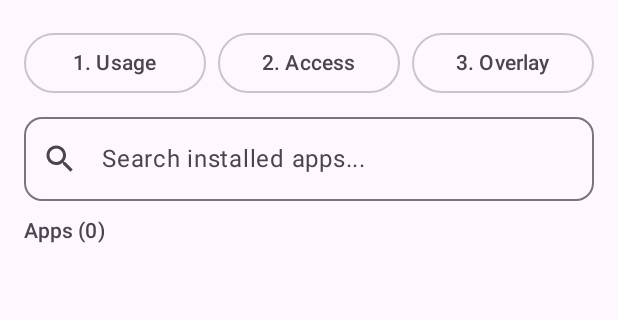
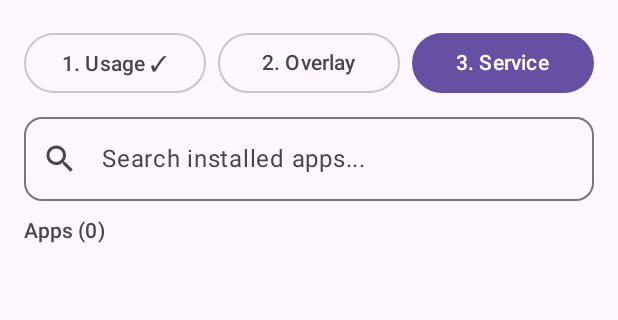
Before and after one commit to panthsolanki/FocusGuard, an Android app built with Jetpack Compose: the screen it shows after launch (MainActivity), on a phone screen of 412 x 824 dp, the part 69-389 px from its top. Run offline under Robolectric (Android 15) with nearby library versions, the phone set to English and light mode, and no system bars; our stand-ins replace Room's generated code.

Commit message:
chore: FOREGROUND_SERVICE permission added

```diff
--- a/app/src/main/java/com/focusguard/blocker/ui/MainActivity.kt
+++ b/app/src/main/java/com/focusguard/blocker/ui/MainActivity.kt
@@ -1,10 +1,12 @@
 package com.focusguard.blocker.ui
 
+import android.app.AppOpsManager
 import android.content.Context
 import android.content.Intent
 import android.content.pm.PackageManager
 import android.graphics.drawable.Drawable
 import android.net.Uri
+import android.os.Build
 import android.os.Bundle
 import android.provider.Settings
 import androidx.activity.ComponentActivity
@@ -30,7 +32,11 @@ import androidx.compose.ui.text.font.FontWeight
 import androidx.compose.ui.text.style.TextOverflow
 import androidx.compose.ui.unit.dp
 import androidx.core.graphics.drawable.toBitmap
+import androidx.lifecycle.Lifecycle
+import androidx.lifecycle.LifecycleEventObserver
+import androidx.lifecycle.compose.LocalLifecycleOwner
 import com.focusguard.blocker.data.*
+import com.focusguard.blocker.service.AppBlockerService
 import kotlinx.coroutines.Dispatchers
 import kotlinx.coroutines.launch
 import kotlinx.coroutines.withContext
@@ -56,9 +62,29 @@ class MainActivity : ComponentActivity() {
 @Composable
 fun FocusGuardScreen() {
     val context = LocalContext.current
+    val lifecycleOwner = LocalLifecycleOwner.current
     val dao = remember { AppDatabase.getInstance(context).blockDao() }
     val rules by dao.observeAllRules().collectAsState(initial = emptyList())
     val scope = rememberCoroutineScope()
+
+    var hasUsageAccess by remember { mutableStateOf(checkUsageAccess(context)) }
+    var hasOverlayPermission by remember { mutableStateOf(Settings.canDrawOverlays(context)) }
+
+    DisposableEffect(lifecycleOwner) {
+        val observer = LifecycleEventObserver { _, event ->
+            if (event == Lifecycle.Event.ON_RESUME) {
+                hasUsageAccess = checkUsageAccess(context)
+                hasOverlayPermission = Settings.canDrawOverlays(context)
+                if (hasUsageAccess) {
+                    AppBlockerService.start(context)
+                }
+            }
+        }
+        lifecycleOwner.lifecycle.addObserver(observer)
+        onDispose {
+            lifecycleOwner.lifecycle.removeObserver(observer)
+        }
+    }
 
     var selectedApp by remember { mutableStateOf<InstalledApp?>(null) }
     var searchQuery by remember { mutableStateOf("") }
@@ -103,13 +129,9 @@ fun FocusGuardScreen() {
                     onClick = { context.startActivity(Intent(Settings.ACTION_USAGE_ACCESS_SETTINGS)) },
                     modifier = Modifier.weight(1f),
                     contentPadding = PaddingValues(horizontal = 8.dp, vertical = 6.dp)
-                ) { Text("1. Usage", maxLines = 1) }
-
-                OutlinedButton(
-                    onClick = { context.startActivity(Intent(Settings.ACTION_ACCESSIBILITY_SETTINGS)) },
-                    modifier = Modifier.weight(1f),
-                    contentPadding = PaddingValues(horizontal = 8.dp, vertical = 6.dp)
-                ) { Text("2. Access", maxLines = 1) }
+                ) {
+                    Text(if (hasUsageAccess) "1. Usage ✓" else "1. Usage", maxLines = 1)
+                }
 
                 OutlinedButton(
                     onClick = {
@@ -122,7 +144,19 @@ fun FocusGuardScreen() {
                     },
                     modifier = Modifier.weight(1f),
                     contentPadding = PaddingValues(horizontal = 8.dp, vertical = 6.dp)
-                ) { Text("3. Overlay", maxLines = 1) }
+                ) {
+                    Text(if (hasOverlayPermission) "2. Overlay ✓" else "2. Overlay", maxLines = 1)
+                }
+
+                Button(
+                    onClick = {
+                        AppBlockerService.start(context)
+                    },
+                    modifier = Modifier.weight(1f),
+                    contentPadding = PaddingValues(horizontal = 8.dp, vertical = 6.dp)
+                ) {
+                    Text("3. Service", maxLines = 1)
+                }
             }
 
             Spacer(Modifier.height(12.dp))
@@ -403,6 +437,25 @@ fun RuleConfigDialog(
     )
 }
 
+private fun checkUsageAccess(context: Context): Boolean {
+    val appOps = context.getSystemService(Context.APP_OPS_SERVICE) as? AppOpsManager ?: return false
+    val mode = if (Build.VERSION.SDK_INT >= Build.VERSION_CODES.Q) {
+        appOps.unsafeCheckOpNoThrow(
+            AppOpsManager.OPSTR_GET_USAGE_STATS,
+            android.os.Process.myUid(),
+            context.packageName
+        )
+    } else {
+        @Suppress("DEPRECATION")
+        appOps.checkOpNoThrow(
+            AppOpsManager.OPSTR_GET_USAGE_STATS,
+            android.os.Process.myUid(),
+            context.packageName
+        )
+    }
+    return mode == AppOpsManager.MODE_ALLOWED
+}
+
 private fun loadInstalledApps(context: Context): List<InstalledApp> {
     val pm = context.packageManager
     val mainIntent = Intent(Intent.ACTION_MAIN, null).apply {
--- a/app/src/main/res/values/strings.xml
+++ b/app/src/main/res/values/strings.xml
@@ -1,4 +1,5 @@
 <resources>
     <string name="app_name">FocusGuard</string>
-    <string name="accessibility_service_desc">Detects when restricted apps are opened to enforce daily limits and schedules.</string>
+    <string name="notification_channel_name">FocusGuard Service</string>
+    <string name="notification_channel_desc">Active monitoring for focus rules and daily limits</string>
 </resources>
```
Also changed, not shown: app/src/main/AndroidManifest.xml (+15 -8 lines), app/src/main/java/com/focusguard/blocker/service/AppBlockerAccessibilityService.kt (deleted, +0 -58 lines), app/src/main/java/com/focusguard/blocker/service/AppBlockerService.kt (added, +181 -0 lines), app/src/main/java/com/focusguard/blocker/service/BootReceiver.kt (added, +13 -0 lines), app/src/main/res/xml/accessibility_service_config.xml (deleted, +0 -8 lines).
